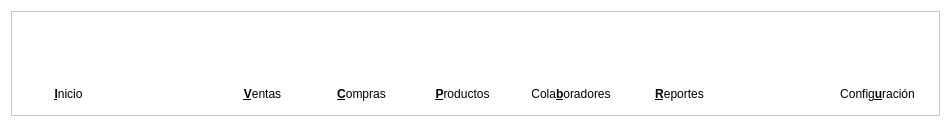
Above: ManagerSystem/toolbar.ui from radtek/manager before the change. Below: the same form after it.
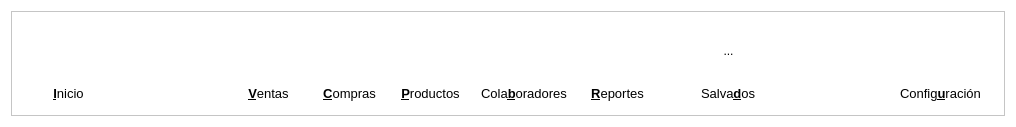
That is the form after the change. Icons and pictures are not drawn.

Diff of the .ui file:
```diff
--- a/ManagerSystem/toolbar.ui
+++ b/ManagerSystem/toolbar.ui
@@ -6,7 +6,7 @@
    <rect>
     <x>0</x>
     <y>0</y>
-    <width>951</width>
+    <width>1016</width>
     <height>127</height>
    </rect>
   </property>
@@ -22,7 +22,7 @@
   <property name="styleSheet">
    <string notr="true">background-color: rgb(255, 255, 255);</string>
   </property>
-  <layout class="QVBoxLayout" name="verticalLayout_8">
+  <layout class="QVBoxLayout" name="verticalLayout_10">
    <item>
     <widget class="QFrame" name="frame">
      <property name="styleSheet">
@@ -154,6 +154,11 @@
                 <height>16777215</height>
                </size>
               </property>
+              <property name="font">
+               <font>
+                <pointsize>10</pointsize>
+               </font>
+              </property>
               <property name="styleSheet">
                <string notr="true"/>
               </property>
@@ -212,7 +217,7 @@
               </property>
               <property name="sizeHint" stdset="0">
                <size>
-                <width>15</width>
+                <width>5</width>
                 <height>20</height>
                </size>
               </property>
@@ -281,7 +286,7 @@
               </property>
               <property name="sizeHint" stdset="0">
                <size>
-                <width>15</width>
+                <width>5</width>
                 <height>20</height>
                </size>
               </property>
@@ -301,7 +306,7 @@
               </property>
               <property name="sizeHint" stdset="0">
                <size>
-                <width>15</width>
+                <width>5</width>
                 <height>20</height>
                </size>
               </property>
@@ -327,6 +332,11 @@
                 <height>16777215</height>
                </size>
               </property>
+              <property name="font">
+               <font>
+                <pointsize>10</pointsize>
+               </font>
+              </property>
               <property name="styleSheet">
                <string notr="true"/>
               </property>
@@ -348,7 +358,7 @@
               </property>
               <property name="sizeHint" stdset="0">
                <size>
-                <width>13</width>
+                <width>5</width>
                 <height>20</height>
                </size>
               </property>
@@ -372,7 +382,7 @@
               </property>
               <property name="sizeHint" stdset="0">
                <size>
-                <width>15</width>
+                <width>5</width>
                 <height>20</height>
                </size>
               </property>
@@ -435,7 +445,7 @@
               </property>
               <property name="sizeHint" stdset="0">
                <size>
-                <width>15</width>
+                <width>5</width>
                 <height>20</height>
                </size>
               </property>
@@ -455,7 +465,7 @@
               </property>
               <property name="sizeHint" stdset="0">
                <size>
-                <width>15</width>
+                <width>5</width>
                 <height>20</height>
                </size>
               </property>
@@ -481,6 +491,11 @@
                 <height>16777215</height>
                </size>
               </property>
+              <property name="font">
+               <font>
+                <pointsize>10</pointsize>
+               </font>
+              </property>
               <property name="styleSheet">
                <string notr="true"/>
               </property>
@@ -502,7 +517,7 @@
               </property>
               <property name="sizeHint" stdset="0">
                <size>
-                <width>15</width>
+                <width>5</width>
                 <height>20</height>
                </size>
               </property>
@@ -526,7 +541,7 @@
               </property>
               <property name="sizeHint" stdset="0">
                <size>
-                <width>15</width>
+                <width>5</width>
                 <height>20</height>
                </size>
               </property>
@@ -586,7 +601,7 @@
               </property>
               <property name="sizeHint" stdset="0">
                <size>
-                <width>15</width>
+                <width>5</width>
                 <height>20</height>
                </size>
               </property>
@@ -606,7 +621,7 @@
               </property>
               <property name="sizeHint" stdset="0">
                <size>
-                <width>15</width>
+                <width>5</width>
                 <height>20</height>
                </size>
               </property>
@@ -632,6 +647,11 @@
                 <height>16777215</height>
                </size>
               </property>
+              <property name="font">
+               <font>
+                <pointsize>10</pointsize>
+               </font>
+              </property>
               <property name="styleSheet">
                <string notr="true"/>
               </property>
@@ -653,7 +673,7 @@
               </property>
               <property name="sizeHint" stdset="0">
                <size>
-                <width>15</width>
+                <width>5</width>
                 <height>20</height>
                </size>
               </property>
@@ -677,7 +697,7 @@
               </property>
               <property name="sizeHint" stdset="0">
                <size>
-                <width>15</width>
+                <width>5</width>
                 <height>20</height>
                </size>
               </property>
@@ -737,7 +757,7 @@
               </property>
               <property name="sizeHint" stdset="0">
                <size>
-                <width>15</width>
+                <width>5</width>
                 <height>20</height>
                </size>
               </property>
@@ -757,7 +777,7 @@
               </property>
               <property name="sizeHint" stdset="0">
                <size>
-                <width>15</width>
+                <width>5</width>
                 <height>20</height>
                </size>
               </property>
@@ -773,16 +793,21 @@
               </property>
               <property name="minimumSize">
                <size>
-                <width>65</width>
+                <width>90</width>
                 <height>0</height>
                </size>
               </property>
               <property name="maximumSize">
                <size>
-                <width>80</width>
+                <width>90</width>
                 <height>16777215</height>
                </size>
               </property>
+              <property name="font">
+               <font>
+                <pointsize>10</pointsize>
+               </font>
+              </property>
               <property name="text">
                <string>Cola&lt;u&gt;&lt;b&gt;b&lt;/b&gt;&lt;/u&gt;oradores</string>
               </property>
@@ -801,7 +826,7 @@
               </property>
               <property name="sizeHint" stdset="0">
                <size>
-                <width>15</width>
+                <width>5</width>
                 <height>20</height>
                </size>
               </property>
@@ -825,7 +850,7 @@
               </property>
               <property name="sizeHint" stdset="0">
                <size>
-                <width>15</width>
+                <width>5</width>
                 <height>20</height>
                </size>
               </property>
@@ -885,7 +910,7 @@
               </property>
               <property name="sizeHint" stdset="0">
                <size>
-                <width>15</width>
+                <width>5</width>
                 <height>20</height>
                </size>
               </property>
@@ -905,7 +930,7 @@
               </property>
               <property name="sizeHint" stdset="0">
                <size>
-                <width>15</width>
+                <width>5</width>
                 <height>20</height>
                </size>
               </property>
@@ -931,6 +956,11 @@
                 <height>16777215</height>
                </size>
               </property>
+              <property name="font">
+               <font>
+                <pointsize>10</pointsize>
+               </font>
+              </property>
               <property name="styleSheet">
                <string notr="true"/>
               </property>
@@ -952,6 +982,126 @@
               </property>
               <property name="sizeHint" stdset="0">
                <size>
+                <width>5</width>
+                <height>20</height>
+               </size>
+              </property>
+             </spacer>
+            </item>
+           </layout>
+          </item>
+         </layout>
+        </item>
+        <item>
+         <layout class="QVBoxLayout" name="verticalLayout_8">
+          <item>
+           <layout class="QHBoxLayout" name="horizontalLayout_8">
+            <item>
+             <spacer name="horizontalSpacer">
+              <property name="orientation">
+               <enum>Qt::Horizontal</enum>
+              </property>
+              <property name="sizeType">
+               <enum>QSizePolicy::Fixed</enum>
+              </property>
+              <property name="sizeHint" stdset="0">
+               <size>
+                <width>40</width>
+                <height>20</height>
+               </size>
+              </property>
+             </spacer>
+            </item>
+            <item>
+             <widget class="QToolButton" name="toolButton_salvados">
+              <property name="minimumSize">
+               <size>
+                <width>55</width>
+                <height>55</height>
+               </size>
+              </property>
+              <property name="maximumSize">
+               <size>
+                <width>55</width>
+                <height>55</height>
+               </size>
+              </property>
+              <property name="text">
+               <string>...</string>
+              </property>
+              <property name="icon">
+               <iconset resource="iconos.qrc">
+                <normaloff>:/new/Iconos/Document_50.png</normaloff>:/new/Iconos/Document_50.png</iconset>
+              </property>
+              <property name="iconSize">
+               <size>
+                <width>45</width>
+                <height>45</height>
+               </size>
+              </property>
+              <property name="autoRaise">
+               <bool>true</bool>
+              </property>
+             </widget>
+            </item>
+            <item>
+             <spacer name="horizontalSpacer_31">
+              <property name="orientation">
+               <enum>Qt::Horizontal</enum>
+              </property>
+              <property name="sizeType">
+               <enum>QSizePolicy::Fixed</enum>
+              </property>
+              <property name="sizeHint" stdset="0">
+               <size>
+                <width>15</width>
+                <height>20</height>
+               </size>
+              </property>
+             </spacer>
+            </item>
+           </layout>
+          </item>
+          <item>
+           <layout class="QHBoxLayout" name="horizontalLayout_17">
+            <item>
+             <spacer name="horizontalSpacer_32">
+              <property name="orientation">
+               <enum>Qt::Horizontal</enum>
+              </property>
+              <property name="sizeType">
+               <enum>QSizePolicy::Fixed</enum>
+              </property>
+              <property name="sizeHint" stdset="0">
+               <size>
+                <width>40</width>
+                <height>20</height>
+               </size>
+              </property>
+             </spacer>
+            </item>
+            <item>
+             <widget class="QLabel" name="label_salvados">
+              <property name="font">
+               <font>
+                <pointsize>10</pointsize>
+               </font>
+              </property>
+              <property name="text">
+               <string>Salva&lt;u&gt;&lt;b&gt;d&lt;/b&gt;&lt;/u&gt;os</string>
+              </property>
+             </widget>
+            </item>
+            <item>
+             <spacer name="horizontalSpacer_34">
+              <property name="orientation">
+               <enum>Qt::Horizontal</enum>
+              </property>
+              <property name="sizeType">
+               <enum>QSizePolicy::Fixed</enum>
+              </property>
+              <property name="sizeHint" stdset="0">
+               <size>
                 <width>15</width>
                 <height>20</height>
                </size>
@@ -1092,6 +1242,11 @@
                 <height>16777215</height>
                </size>
               </property>
+              <property name="font">
+               <font>
+                <pointsize>10</pointsize>
+               </font>
+              </property>
               <property name="styleSheet">
                <string notr="true"/>
               </property>
```
